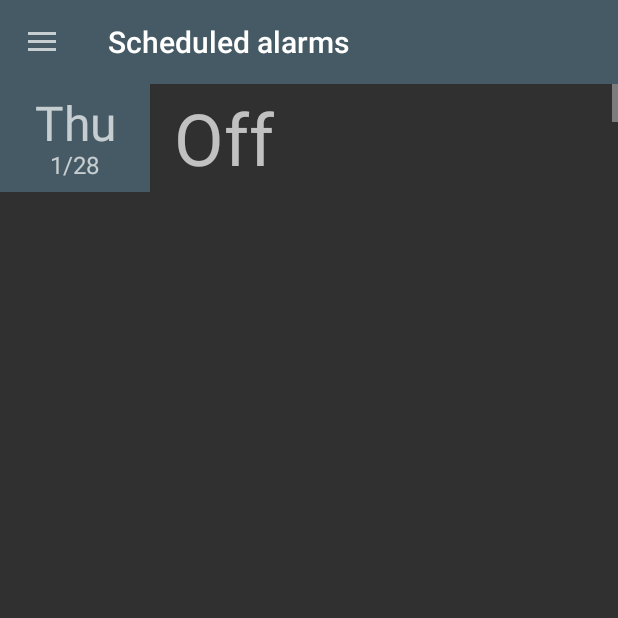
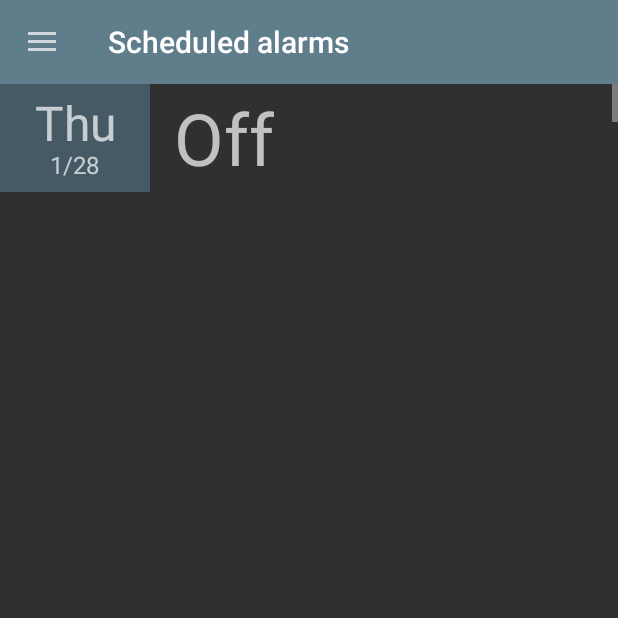
Before and after one commit to jmalenko/alarm-morning, an Android app: the screen it shows after launch (AlarmMorningActivity), after a tap on "Scheduled alarms", on a phone screen of 412 x 824 dp, the top half of it. Run offline under Robolectric (Android 15) with nearby library versions, the phone set to English and light mode, and no system bars; 1 statement that could not run was skipped; 1 other tap on this screen came first.

Commit message:
Setting color of navigation bar

```diff
--- a/app/src/main/res/layout/toolbar.xml
+++ b/app/src/main/res/layout/toolbar.xml
@@ -4,4 +4,4 @@
     android:layout_width="match_parent"
     android:fitsSystemWindows="true"
     android:minHeight="?attr/actionBarSize"
-    android:background="@color/primary_dark" />
+    android:background="@color/primary" />
--- a/app/src/main/res/values-v21/styles.xml
+++ b/app/src/main/res/values-v21/styles.xml
@@ -5,6 +5,8 @@
         <item name="colorPrimary">@color/primary</item>
         <item name="colorPrimaryDark">@color/primary_dark</item>
         <item name="colorAccent">@color/accent</item>
+
+        <item name="android:navigationBarColor">@color/primary</item>
 
         <item name="android:windowDrawsSystemBarBackgrounds">true</item>
         <item name="android:statusBarColor">@android:color/transparent</item>
```
